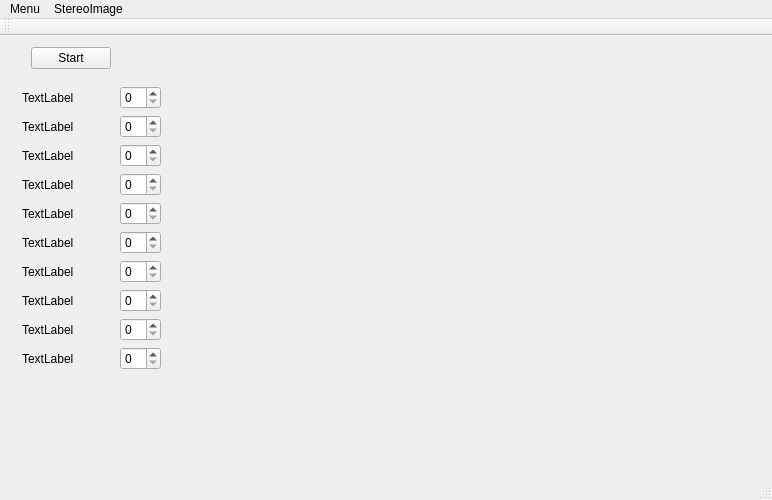
Qt form mainwindow.ui (igreench/fish-tracker) before a commit.
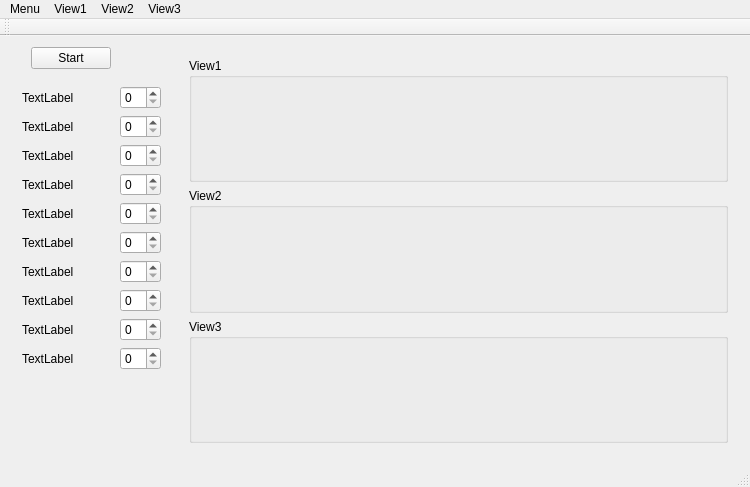
The same form after that commit.

Commit message: fixed GUI, added IO methods, created class DisparityMap

What changed in the file:
```diff
--- a/mainwindow.ui
+++ b/mainwindow.ui
@@ -6,8 +6,8 @@
    <rect>
     <x>0</x>
     <y>0</y>
-    <width>772</width>
-    <height>500</height>
+    <width>750</width>
+    <height>487</height>
    </rect>
   </property>
   <property name="windowTitle">
@@ -367,7 +367,11 @@
           </property>
           <layout class="QVBoxLayout" name="verticalLayout_5">
            <item>
-            <layout class="QHBoxLayout" name="horizontalLayout_14">
+            <widget class="QGroupBox" name="groupBox">
+             <property name="title">
+              <string>View1</string>
+             </property>
+             <layout class="QHBoxLayout" name="horizontalLayout_17">
              <item>
               <widget class="QLabel" name="label_11">
                <property name="sizePolicy">
@@ -411,9 +415,14 @@
               </spacer>
              </item>
             </layout>
+            </widget>
            </item>
            <item>
-            <layout class="QHBoxLayout" name="horizontalLayout_15">
+            <widget class="QGroupBox" name="groupBox_2">
+             <property name="title">
+              <string>View2</string>
+             </property>
+             <layout class="QHBoxLayout" name="horizontalLayout_14">
              <item>
               <widget class="QLabel" name="label_13">
                <property name="sizePolicy">
@@ -457,13 +466,18 @@
               </spacer>
              </item>
             </layout>
+            </widget>
            </item>
            <item>
-            <layout class="QHBoxLayout" name="horizontalLayout_16">
+            <widget class="QGroupBox" name="groupBox_3">
+             <property name="title">
+              <string>View3</string>
+             </property>
+             <layout class="QHBoxLayout" name="horizontalLayout_18">
              <item>
               <widget class="QLabel" name="label_15">
                <property name="sizePolicy">
-                <sizepolicy hsizetype="Expanding" vsizetype="Expanding">
+                 <sizepolicy hsizetype="Preferred" vsizetype="Expanding">
                  <horstretch>0</horstretch>
                  <verstretch>0</verstretch>
                 </sizepolicy>
@@ -476,7 +490,7 @@
              <item>
               <widget class="QLabel" name="label_16">
                <property name="sizePolicy">
-                <sizepolicy hsizetype="Expanding" vsizetype="Expanding">
+                 <sizepolicy hsizetype="Preferred" vsizetype="Expanding">
                  <horstretch>0</horstretch>
                  <verstretch>0</verstretch>
                 </sizepolicy>
@@ -503,6 +517,7 @@
               </spacer>
              </item>
             </layout>
+            </widget>
            </item>
           </layout>
          </widget>
@@ -550,7 +565,7 @@
     <rect>
      <x>0</x>
      <y>0</y>
-     <width>772</width>
+     <width>750</width>
      <height>21</height>
     </rect>
    </property>
@@ -559,16 +574,28 @@
      <string>Menu</string>
     </property>
    </widget>
-   <widget class="QMenu" name="menuStereoImage">
+   <widget class="QMenu" name="menuView1">
     <property name="title">
-     <string>StereoImage</string>
+     <string>View1</string>
     </property>
-    <addaction name="actionStereoImage1"/>
-    <addaction name="actionStereoImage2"/>
-    <addaction name="actionStereoImage3"/>
+    <addaction name="actionVisible1"/>
+   </widget>
+   <widget class="QMenu" name="menuView2">
+    <property name="title">
+     <string>View2</string>
+    </property>
+    <addaction name="actionVisible2"/>
+   </widget>
+   <widget class="QMenu" name="menuView3">
+    <property name="title">
+     <string>View3</string>
+    </property>
+    <addaction name="actionVisible3"/>
    </widget>
    <addaction name="menuMenu"/>
-   <addaction name="menuStereoImage"/>
+   <addaction name="menuView1"/>
+   <addaction name="menuView2"/>
+   <addaction name="menuView3"/>
   </widget>
   <widget class="QToolBar" name="mainToolBar">
    <attribute name="toolBarArea">
```
Left out of the diff: 67 changed lines with no effect on the pictures. Lines whose indentation alone changed are shown as unchanged. The commit also changes 13 other files.
